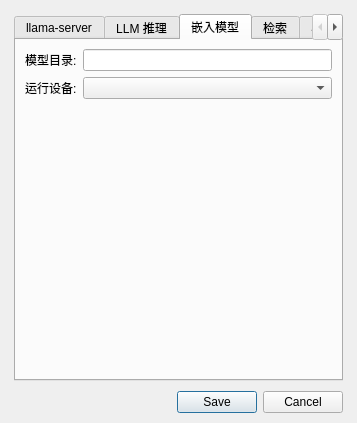
Qt form OmniLocalRAG/ui/preferences_dialog.ui (EVREN2026/Omni-Local-RAG) before a commit.
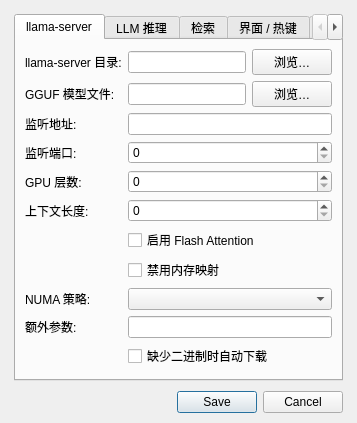
The same form after that commit. The open tabs and pages were chosen to show the change.

```diff
--- a/OmniLocalRAG/ui/preferences_dialog.ui
+++ b/OmniLocalRAG/ui/preferences_dialog.ui
@@ -49,12 +49,6 @@
       <item row="7" column="0"><widget class="QLabel" name="idleTimeoutLabel"><property name="text"><string>空闲卸载超时:</string></property></widget></item>
       <item row="7" column="1"><widget class="QSpinBox" name="idleTimeoutSpin"/></item>
      </layout></widget>
-     <widget class="QWidget" name="embedTab"><attribute name="title"><string>嵌入模型</string></attribute><layout class="QFormLayout" name="embedFormLayout">
-      <item row="0" column="0"><widget class="QLabel" name="embedModelPathLabel"><property name="text"><string>模型目录:</string></property></widget></item>
-      <item row="0" column="1"><widget class="QLineEdit" name="embedModelPathEdit"/></item>
-      <item row="1" column="0"><widget class="QLabel" name="embedDeviceLabel"><property name="text"><string>运行设备:</string></property></widget></item>
-      <item row="1" column="1"><widget class="QComboBox" name="embedDeviceCombo"/></item>
-     </layout></widget>
      <widget class="QWidget" name="retrievalTab"><attribute name="title"><string>检索</string></attribute><layout class="QFormLayout" name="retrievalFormLayout">
       <item row="0" column="0"><widget class="QLabel" name="topKLabel"><property name="text"><string>Top-K:</string></property></widget></item>
       <item row="0" column="1"><widget class="QSpinBox" name="topKSpin"/></item>
```
